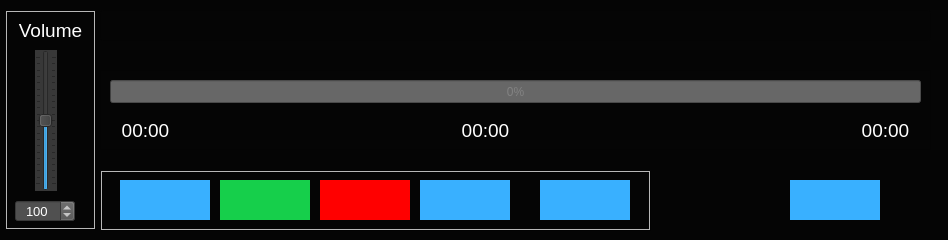
Above: AdjRaspi5qtSynthApp_2/Dialog_MidiPlayer.ui from nahumbudin/AdjRaspi5qtSynthApp_2 before the change. Below: the same form after it.
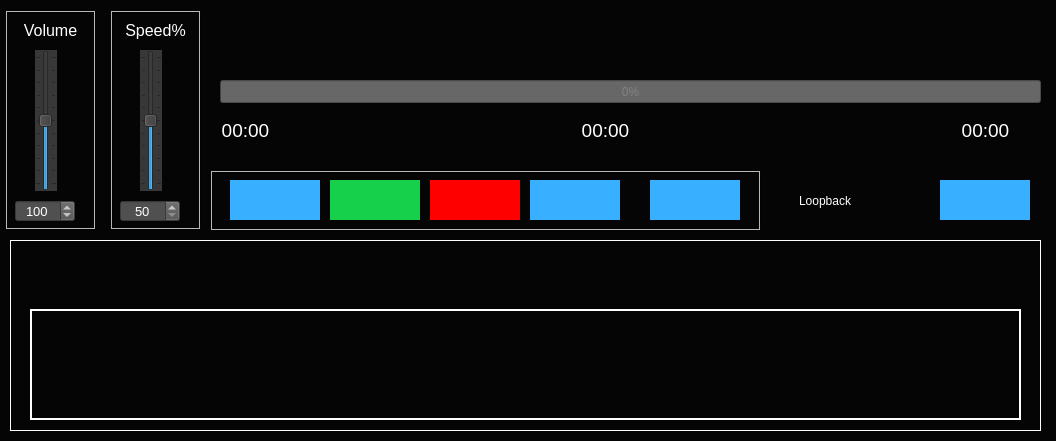
That is the form after the change. Custom widgets are drawn as their Qt base class.

Commit message: 1. Added MIDI Player: loopback, speed and volume control\n file info frame and control box interface\n

Diff of the .ui file:
```diff
--- a/AdjRaspi5qtSynthApp_2/Dialog_MidiPlayer.ui
+++ b/AdjRaspi5qtSynthApp_2/Dialog_MidiPlayer.ui
@@ -6,8 +6,8 @@
    <rect>
     <x>0</x>
     <y>0</y>
-    <width>948</width>
-    <height>240</height>
+    <width>1056</width>
+    <height>441</height>
    </rect>
   </property>
   <property name="windowTitle">
@@ -20,7 +20,7 @@
   <widget class="CustomButton" name="pushButton_MidiPlayerOpenFile">
    <property name="geometry">
     <rect>
-     <x>790</x>
+     <x>940</x>
      <y>180</y>
      <width>90</width>
      <height>40</height>
@@ -36,7 +36,7 @@
   <widget class="QLineEdit" name="lineEdit_MidiPlayeFileName">
    <property name="geometry">
     <rect>
-     <x>100</x>
+     <x>210</x>
      <y>10</y>
      <width>831</width>
      <height>31</height>
@@ -54,7 +54,7 @@
   <widget class="QFrame" name="frame">
    <property name="geometry">
     <rect>
-     <x>100</x>
+     <x>210</x>
      <y>170</y>
      <width>551</width>
      <height>61</height>
@@ -157,7 +157,7 @@
   <widget class="QFrame" name="frame_2">
    <property name="geometry">
     <rect>
-     <x>100</x>
+     <x>210</x>
      <y>70</y>
      <width>831</width>
      <height>80</height>
@@ -174,7 +174,7 @@
      <rect>
       <x>10</x>
       <y>10</y>
-      <width>811</width>
+      <width>821</width>
       <height>23</height>
      </rect>
     </property>
@@ -189,9 +189,9 @@
    <widget class="QLabel" name="label_MidiPlayerSongPlayingTime">
     <property name="geometry">
      <rect>
-      <x>10</x>
+      <x>-10</x>
       <y>50</y>
-      <width>71</width>
+      <width>91</width>
       <height>21</height>
      </rect>
     </property>
@@ -212,7 +212,7 @@
      <rect>
       <x>350</x>
       <y>50</y>
-      <width>71</width>
+      <width>91</width>
       <height>21</height>
      </rect>
     </property>
@@ -231,9 +231,9 @@
    <widget class="QLabel" name="label_MidiPlayerSongTotalPlayingTime">
     <property name="geometry">
      <rect>
-      <x>750</x>
+      <x>730</x>
       <y>50</y>
-      <width>71</width>
+      <width>91</width>
       <height>21</height>
      </rect>
     </property>
@@ -283,7 +283,7 @@
     </property>
     <property name="font">
      <font>
-      <pointsize>14</pointsize>
+      <pointsize>12</pointsize>
      </font>
     </property>
     <property name="text">
@@ -334,10 +334,10 @@
      <string notr="true">background-color: rgb(56, 56, 56);</string>
     </property>
     <property name="maximum">
-     <number>200</number>
+     <number>100</number>
     </property>
     <property name="value">
-     <number>100</number>
+     <number>50</number>
     </property>
     <property name="orientation">
      <enum>Qt::Vertical</enum>
@@ -350,11 +350,209 @@
    <zorder>verticalSlider_MidiPlayer_Volume</zorder>
    <zorder>spinBox_MidiPlayer_Volume</zorder>
   </widget>
+  <widget class="QFrame" name="frame_MidiPlayerFileInfo">
+   <property name="geometry">
+    <rect>
+     <x>10</x>
+     <y>240</y>
+     <width>1031</width>
+     <height>191</height>
+    </rect>
+   </property>
+   <property name="styleSheet">
+    <string notr="true">color: rgb(255, 255, 255);
+background-color: rgb(5, 5, 5);</string>
+   </property>
+   <property name="frameShape">
+    <enum>QFrame::Box</enum>
+   </property>
+   <property name="frameShadow">
+    <enum>QFrame::Plain</enum>
+   </property>
+   <property name="midLineWidth">
+    <number>2</number>
+   </property>
+   <widget class="QLineEdit" name="lineEdit_MidiPlayerScalesInfo">
+    <property name="geometry">
+     <rect>
+      <x>20</x>
+      <y>10</y>
+      <width>991</width>
+      <height>31</height>
+     </rect>
+    </property>
+    <property name="font">
+     <font>
+      <pointsize>14</pointsize>
+     </font>
+    </property>
+    <property name="readOnly">
+     <bool>true</bool>
+    </property>
+   </widget>
+   <widget class="QTableWidget" name="tableWidget_MidiPlayerChannels">
+    <property name="geometry">
+     <rect>
+      <x>20</x>
+      <y>69</y>
+      <width>991</width>
+      <height>111</height>
+     </rect>
+    </property>
+    <property name="font">
+     <font>
+      <pointsize>16</pointsize>
+     </font>
+    </property>
+    <property name="frameShape">
+     <enum>QFrame::Panel</enum>
+    </property>
+    <property name="frameShadow">
+     <enum>QFrame::Plain</enum>
+    </property>
+    <property name="lineWidth">
+     <number>2</number>
+    </property>
+    <property name="editTriggers">
+     <set>QAbstractItemView::NoEditTriggers</set>
+    </property>
+    <property name="alternatingRowColors">
+     <bool>true</bool>
+    </property>
+    <property name="selectionMode">
+     <enum>QAbstractItemView::NoSelection</enum>
+    </property>
+   </widget>
+  </widget>
+  <widget class="CustomCheckBox" name="checkBox_MidiPlayerLoopback">
+   <property name="geometry">
+    <rect>
+     <x>780</x>
+     <y>175</y>
+     <width>91</width>
+     <height>51</height>
+    </rect>
+   </property>
+   <property name="font">
+    <font>
+     <pointsize>9</pointsize>
+    </font>
+   </property>
+   <property name="text">
+    <string>Loopback</string>
+   </property>
+  </widget>
+  <widget class="QFrame" name="frame_5">
+   <property name="geometry">
+    <rect>
+     <x>110</x>
+     <y>10</y>
+     <width>91</width>
+     <height>220</height>
+    </rect>
+   </property>
+   <property name="styleSheet">
+    <string notr="true">color: rgb(255, 255, 255);
+background-color: rgb(5, 5, 5);</string>
+   </property>
+   <property name="frameShape">
+    <enum>QFrame::Box</enum>
+   </property>
+   <property name="frameShadow">
+    <enum>QFrame::Raised</enum>
+   </property>
+   <property name="midLineWidth">
+    <number>1</number>
+   </property>
+   <widget class="QLabel" name="label_14">
+    <property name="geometry">
+     <rect>
+      <x>10</x>
+      <y>10</y>
+      <width>71</width>
+      <height>21</height>
+     </rect>
+    </property>
+    <property name="font">
+     <font>
+      <pointsize>12</pointsize>
+     </font>
+    </property>
+    <property name="text">
+     <string>Speed%</string>
+    </property>
+    <property name="alignment">
+     <set>Qt::AlignCenter</set>
+    </property>
+   </widget>
+   <widget class="QSpinBox" name="spinBox_MidiPlayer_Speed">
+    <property name="geometry">
+     <rect>
+      <x>10</x>
+      <y>190</y>
+      <width>60</width>
+      <height>22</height>
+     </rect>
+    </property>
+    <property name="font">
+     <font>
+      <pointsize>10</pointsize>
+     </font>
+    </property>
+    <property name="styleSheet">
+     <string notr="true">background-color: rgb(80,80,80);
+color: rgb(255, 255, 255);</string>
+    </property>
+    <property name="alignment">
+     <set>Qt::AlignCenter</set>
+    </property>
+    <property name="minimum">
+     <number>50</number>
+    </property>
+    <property name="maximum">
+     <number>150</number>
+    </property>
+    <property name="value">
+     <number>50</number>
+    </property>
+   </widget>
+   <widget class="CustomVerticalSlider" name="verticalSlider_MidiPlayer_Speed">
+    <property name="geometry">
+     <rect>
+      <x>30</x>
+      <y>40</y>
+      <width>22</width>
+      <height>141</height>
+     </rect>
+    </property>
+    <property name="styleSheet">
+     <string notr="true">background-color: rgb(56, 56, 56);</string>
+    </property>
+    <property name="minimum">
+     <number>50</number>
+    </property>
+    <property name="maximum">
+     <number>150</number>
+    </property>
+    <property name="value">
+     <number>100</number>
+    </property>
+    <property name="orientation">
+     <enum>Qt::Vertical</enum>
+    </property>
+    <property name="tickPosition">
+     <enum>QSlider::TicksBothSides</enum>
+    </property>
+   </widget>
+  </widget>
   <zorder>frame_2</zorder>
   <zorder>frame</zorder>
   <zorder>pushButton_MidiPlayerOpenFile</zorder>
   <zorder>lineEdit_MidiPlayeFileName</zorder>
   <zorder>frame_3</zorder>
+  <zorder>frame_MidiPlayerFileInfo</zorder>
+  <zorder>checkBox_MidiPlayerLoopback</zorder>
+  <zorder>frame_5</zorder>
  </widget>
  <customwidgets>
   <customwidget>
@@ -367,6 +565,11 @@
    <extends>QPushButton</extends>
    <header location="global">custombutton.h</header>
   </customwidget>
+  <customwidget>
+   <class>CustomCheckBox</class>
+   <extends>QCheckBox</extends>
+   <header location="global">customcheckbox.h</header>
+  </customwidget>
  </customwidgets>
  <resources/>
  <connections/>
```
The commit also changes 21 other files.
